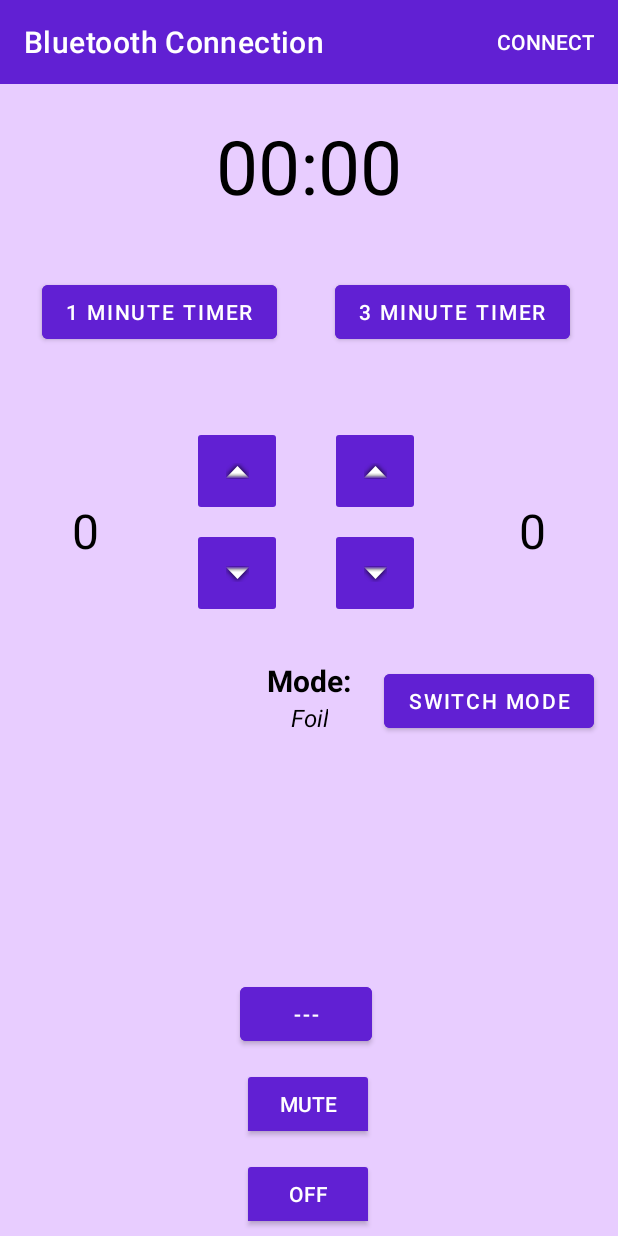
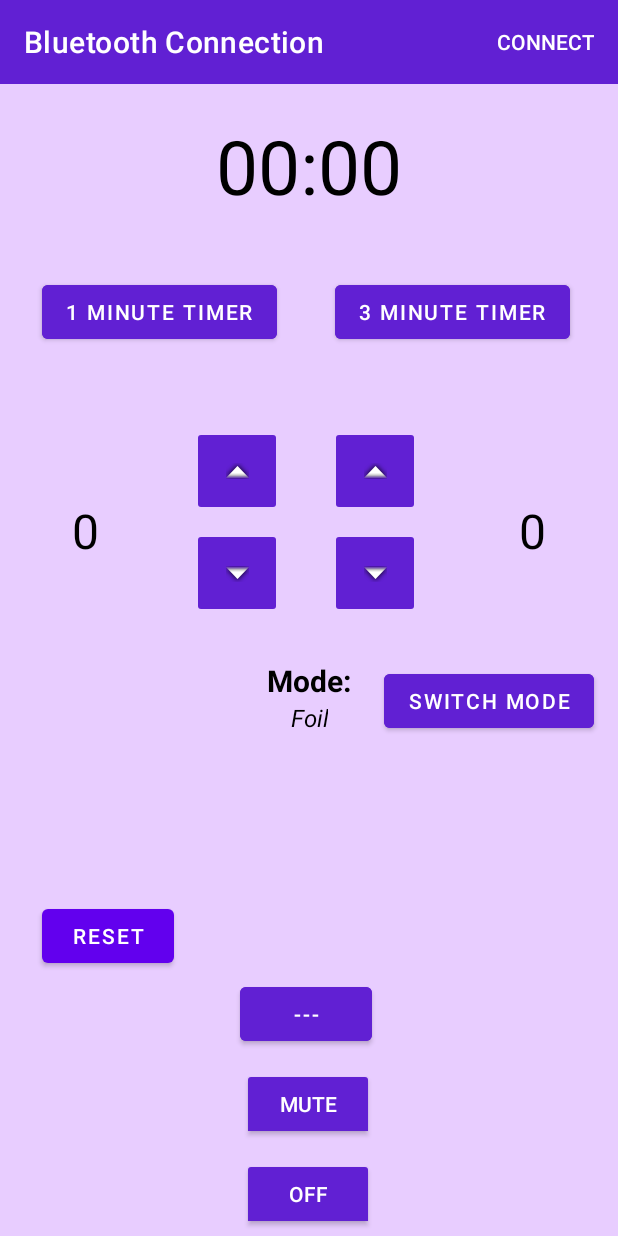
Before and after one commit to konnor-s/FencingScoringDevice, an Android app: the screen it shows after launch (MainActivity), on a phone screen of 412 x 824 dp. Run offline under Robolectric (Android 15) with nearby library versions, the light colour scheme and no system bars.

Commit message:
Reset Button and added pop up windows for both Mode and Reset buttons

```diff
--- a/FencingRemoteController/app/src/main/res/layout/activity_main.xml
+++ b/FencingRemoteController/app/src/main/res/layout/activity_main.xml
@@ -224,10 +224,20 @@
         android:layout_height="wrap_content"
         android:layout_marginStart="160dp"
         android:layout_marginBottom="124dp"
+        android:backgroundTint="#6120D3"
         android:text="@string/dash"
         android:textColor="#ffffff"
-        android:backgroundTint="#6120D3"
         app:layout_constraintBottom_toBottomOf="parent"
         app:layout_constraintStart_toStartOf="parent" />
 
+    <Button
+        android:id="@+id/resetButton"
+        android:layout_width="wrap_content"
+        android:layout_height="wrap_content"
+        android:layout_marginEnd="132dp"
+        android:layout_marginBottom="4dp"
+        android:text="@string/reset"
+        app:layout_constraintBottom_toTopOf="@+id/playpauseButton"
+        app:layout_constraintEnd_toEndOf="@+id/playpauseButton" />
+
 </androidx.constraintlayout.widget.ConstraintLayout>
--- a/FencingRemoteController/app/src/main/res/values/strings.xml
+++ b/FencingRemoteController/app/src/main/res/values/strings.xml
@@ -24,4 +24,5 @@
     <string name="play_pause">play/pause</string>
     <string name="pause">pause</string>
     <string name="dash">---</string>
+    <string name="reset">Reset</string>
 </resources>
```
Also changed, not shown: FencingRemoteController/app/src/main/java/com/example/fencingremotecontroller/MainActivity.java (+56 -1 lines).
